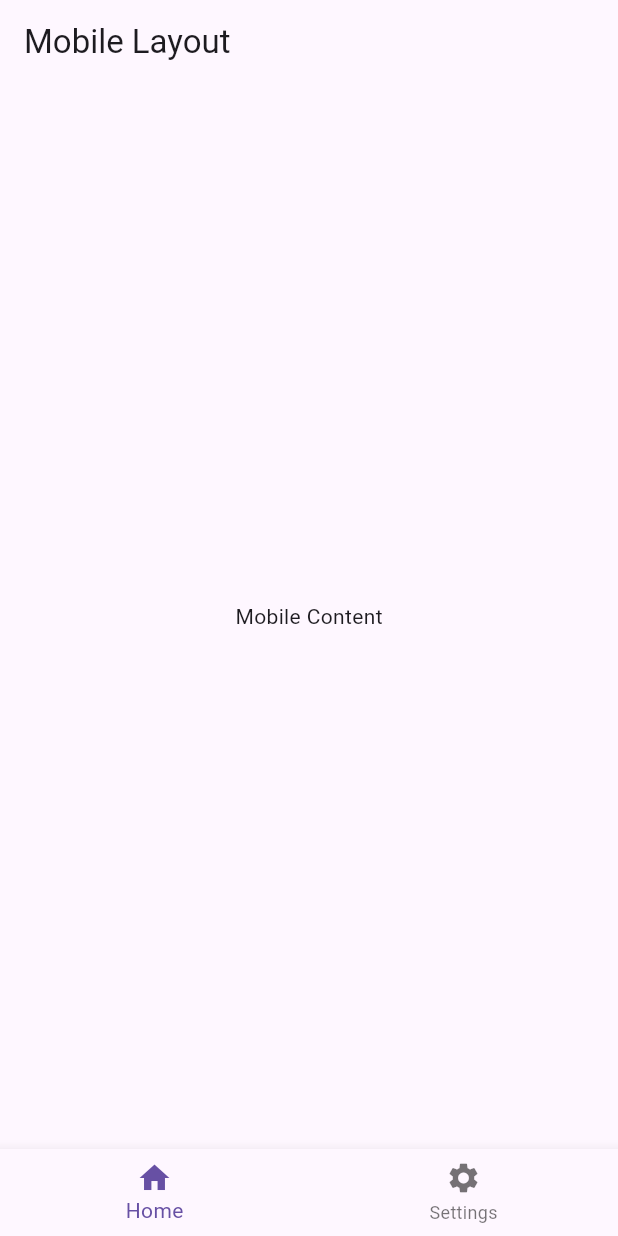
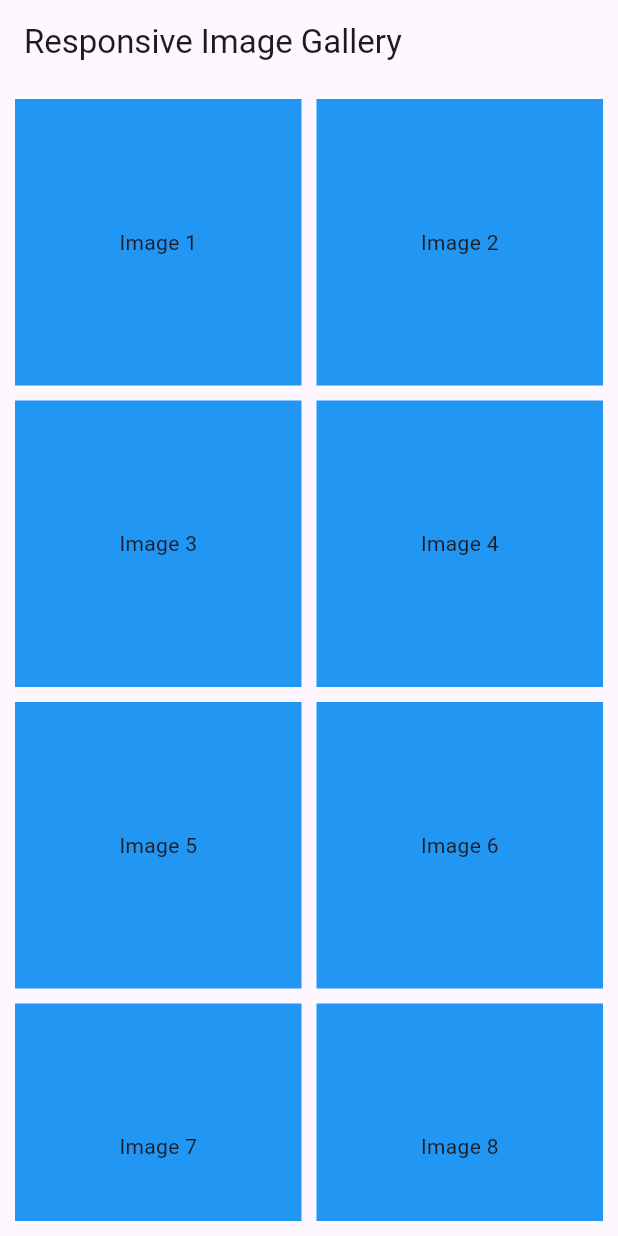
Before and after one commit to Rachit311299/responsive-framework, a Flutter app: the screen it shows after launch, on a phone screen of 412 x 824 dp. Run offline on Flutter 3.47's test engine with Material 3 defaults, Android fonts, the light colour scheme and no system bars.

Commit message:
use of layout builder

```diff
--- a/lib/layouts/desktop_layout.dart
+++ /dev/null
@@ -1,29 +0,0 @@
-import 'package:flutter/material.dart';
-
-class DesktopLayout extends StatelessWidget {
-  const DesktopLayout({super.key});
-
-  @override
-  Widget build(BuildContext context) {
-    return Scaffold(
-      appBar: AppBar(title: const Text("Desktop Layout")),
-      body: const Row(
-        children: [
-          Expanded(
-            flex: 2,
-            child: Column(
-              children: [
-                ListTile(title: Text("Home"), leading: Icon(Icons.home)),
-                ListTile(title: Text("Settings"), leading: Icon(Icons.settings)),
-              ],
-            ),
-          ),
-          Expanded(
-            flex: 8,
-            child: Center(child: Text("Desktop Content")),
-          ),
-        ],
-      ),
-    );
-  }
-}
--- a/lib/layouts/mobile_layout.dart
+++ /dev/null
@@ -1,19 +0,0 @@
-import 'package:flutter/material.dart';
-
-class MobileLayout extends StatelessWidget {
-  const MobileLayout({super.key});
-
-  @override
-  Widget build(BuildContext context) {
-    return Scaffold(
-      appBar: AppBar(title: const Text("Mobile Layout")),
-      bottomNavigationBar: BottomNavigationBar(
-        items: const [
-          BottomNavigationBarItem(icon: Icon(Icons.home), label: "Home"),
-          BottomNavigationBarItem(icon: Icon(Icons.settings), label: "Settings"),
-        ],
-      ),
-      body: const Center(child: Text("Mobile Content")),
-    );
-  }
-}
--- a/lib/layouts/tablet_layout.dart
+++ /dev/null
@@ -1,31 +0,0 @@
-import 'package:flutter/material.dart';
-
-class TabletLayout extends StatelessWidget {
-  const TabletLayout({super.key});
-
-  @override
-  Widget build(BuildContext context) {
-    return Scaffold(
-      appBar: AppBar(title: const Text("Tablet Layout")),
-      body: Row(
-        children: [
-          NavigationRail(
-            selectedIndex: 0,
-            onDestinationSelected: (int index) {},
-            destinations: const [
-              NavigationRailDestination(
-                icon: Icon(Icons.home),
-                label: Text("Home"),
-              ),
-              NavigationRailDestination(
-                icon: Icon(Icons.settings),
-                label: Text("Settings"),
-              ),
-            ],
-          ),
-          const Expanded(child: Center(child: Text("Tablet Content"))),
-        ],
-      ),
-    );
-  }
-}
--- a/lib/main.dart
+++ b/lib/main.dart
@@ -1,35 +1,60 @@
 import 'package:flutter/material.dart';
-import 'package:respo/layouts/desktop_layout.dart';
-import 'package:respo/layouts/mobile_layout.dart';
-import 'package:respo/layouts/tablet_layout.dart';
-import 'package:responsive_framework/responsive_framework.dart';
 
 void main() {
-  runApp(const ResponsiveApp());
+  runApp(const GalleryApp());
 }
 
-class ResponsiveApp extends StatelessWidget {
-  const ResponsiveApp({super.key});
+class GalleryApp extends StatelessWidget {
+  const GalleryApp({super.key});
 
   @override
   Widget build(BuildContext context) {
     return MaterialApp(
+      title: 'Responsive Gallery',
       home: Scaffold(
-        body: LayoutBuilder(
-          builder: (context, constraints) {
-            if (constraints.maxWidth < 600) {
-              // Mobile layout
-              return const MobileLayout();
-            } else if (constraints.maxWidth < 1200) {
-              // Tablet layout
-              return const TabletLayout();
-            } else {
-              // Desktop layout
-              return const DesktopLayout();
-            }
-          },
+        appBar: AppBar(title: const Text("Responsive Image Gallery")),
+        body: const Padding(
+          padding: EdgeInsets.only(left: 10, top: 10, bottom: 10, right: 10),
+          child: ResponsiveImageGrid(),
         ),
       ),
     );
   }
 }
+
+class ResponsiveImageGrid extends StatelessWidget {
+  const ResponsiveImageGrid({super.key});
+
+  @override
+  Widget build(BuildContext context) {
+    return LayoutBuilder(
+      builder: (context, constraints) {
+        int columns;
+        if (constraints.maxWidth < 600) {
+          columns = 2;
+        } else if (constraints.maxWidth < 1000) {
+          columns = 3;
+        } else {
+          columns = 4;
+        }
+
+        return GridView.builder(
+          gridDelegate: SliverGridDelegateWithFixedCrossAxisCount(
+            crossAxisCount: columns,
+            crossAxisSpacing: 10,
+            mainAxisSpacing: 10,
+          ),
+          itemCount: 20,
+          itemBuilder: (context, index) {
+            return Container(
+              color: Colors.blue,
+              child: Center(
+                child: Text('Image ${index + 1}'),
+              ),
+            );
+          },
+        );
+      },
+    );
+  }
+}
```
